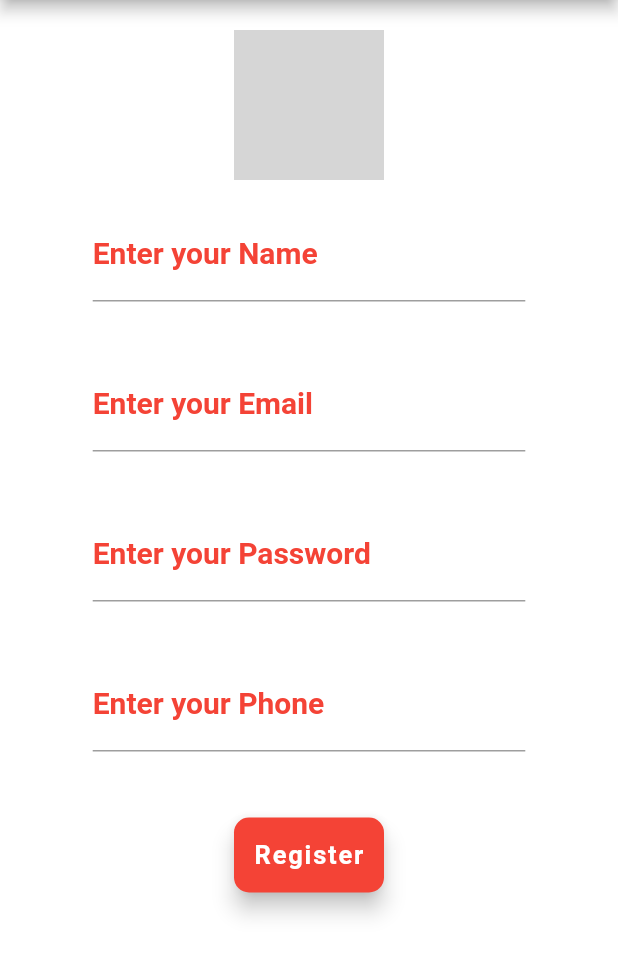
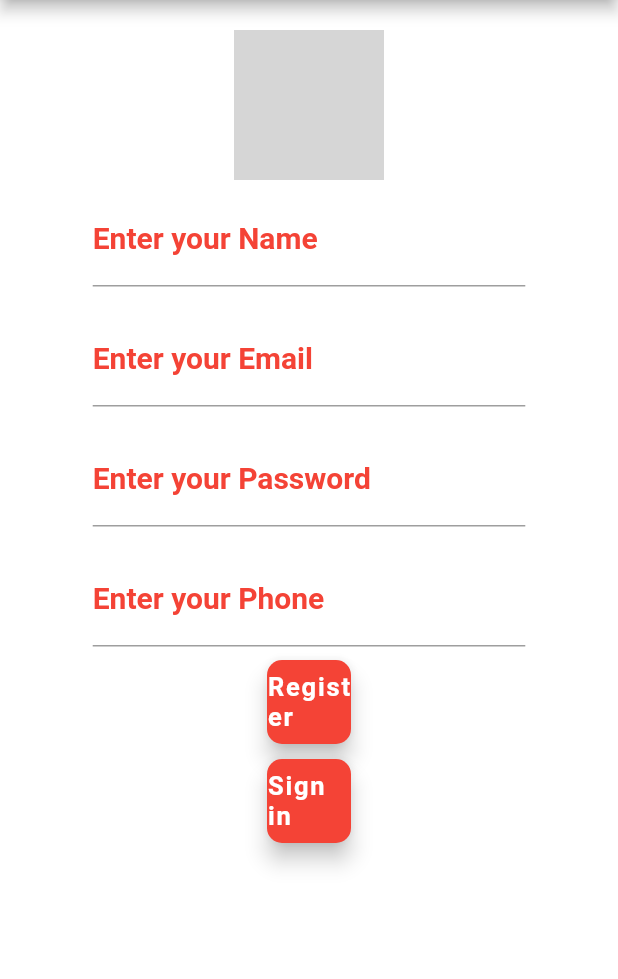
Before and after one commit to OsamaNabih/flutter_app_pharmacy, a Flutter app: the Register screen opened by its route, on a phone screen of 412 x 824 dp, the part 84-1063 px from its top. Run offline on Flutter 3.47's test engine with Material 2 defaults, Android fonts, the phone set to English and light mode, and no system bars; our stand-ins replace image_picker, numberpicker, shared_preferences; missing offline and left inert: jwt_decode, vertical_navigation_bar; accounts and stored records are empty; grey boxes are pictures that could not be loaded.

```diff
--- a/lib/data/order.dart
+++ b/lib/data/order.dart
@@ -1,11 +1,11 @@
 
 
-class order {
+class client_order {
   int Order_id;
   String Order_client_name;
   int Order_price;
   String Order_status;
   String Order_date;
-  order(this.Order_id,this.Order_client_name,this.Order_date, this.Order_price, this.Order_status);
+  client_order(this.Order_id,this.Order_client_name,this.Order_date, this.Order_price, this.Order_status);
 
 }
--- a/lib/data/orders.dart
+++ b/lib/data/orders.dart
@@ -1,40 +1,40 @@
 import 'package:flutter/cupertino.dart';
 import 'package:flutter_app_pharmacy/data/drug_item.dart';
+import 'package:flutter_app_pharmacy/data/order.dart';
 
 import 'list_order.dart';
 
 class orders extends ChangeNotifier{
-  List<order>Accept=[];
-  List<order>Reject=[];
-  List<order>Not_Reply=[];
+  List<client_order>Accept=[];
+  List<client_order>Reject=[];
+  List<client_order>Not_Reply=[];
 
-
-  void add__to_accept(order item){
+  void add__to_accept(client_order item){
     this.Accept.add(item);
     //total_price=total_price+(item.item_price*item.quantity);
     notifyListeners();
   }
-  void add__to_reject(order item){
+  void add__to_reject(client_order item){
     this.Reject.add(item);
     //total_price=total_price+(item.item_price*item.quantity);
     notifyListeners();
   }
-  void add__to_not_reply(order item){
+  void add__to_not_reply(client_order item){
     this.Not_Reply.add(item);
     //total_price=total_price+(item.item_price*item.quantity);
     notifyListeners();
   }
-  void Remove_on_accept(order item){
+  void Remove_on_accept(client_order item){
     this.Accept.remove(item);
     //total_price=total_price+(item.item_price*item.quantity);
     notifyListeners();
   }
-  void Remove_on_reject(order item){
+  void Remove_on_reject(client_order item){
     this.Reject.remove(item);
     //total_price=total_price+(item.item_price*item.quantity);
     notifyListeners();
   }
-  void Remove_on_not_reply(order item){
+  void Remove_on_not_reply(client_order item){
     this.Not_Reply.remove(item);
     //total_price=total_price+(item.item_price*item.quantity);
     notifyListeners();
--- a/lib/main.dart
+++ b/lib/main.dart
@@ -21,7 +21,7 @@ void main() async {
       ChangeNotifierProvider(create: (context) => orders())
     ],
     child: MaterialApp(
-      initialRoute: '/register',
+      initialRoute: '/loading',
       routes: {
         '/loading': (context) => Loading(),
         '/home': (context) => Home(),
--- a/lib/pages/login.dart
+++ b/lib/pages/login.dart
@@ -47,6 +47,7 @@ class _LoginState extends State<Login> {
   Widget build(BuildContext context) {
     // TODO: implement build
     //throw UnimplementedError();
+
     return Scaffold(
         appBar: AppBar(
           backgroundColor: Colors.red,
@@ -167,8 +168,7 @@ class _LoginState extends State<Login> {
                                     color: Colors.white),
                               ),
                               onPressed: () {
-                                Navigator.pushReplacementNamed(
-                                    context, '/register');
+                                Navigator.pushNamed(context, '/register');
                               }),
                         ),
                       )
--- a/lib/pages/register.dart
+++ b/lib/pages/register.dart
@@ -188,7 +188,7 @@ class _RegisterState extends State<Register> {
           imageProfile(context),
           Container(
             width: MediaQuery.of(context).size.width,
-            height: 100,
+            height: 80,
             child: Center(
               child: Container(
                 width: MediaQuery.of(context).size.width * 70 / 100,
@@ -212,7 +212,7 @@ class _RegisterState extends State<Register> {
           ),
           Container(
             width: MediaQuery.of(context).size.width,
-            height: 100,
+            height: 80,
             child: Center(
               child: Container(
                 width: MediaQuery.of(context).size.width * 70 / 100,
@@ -236,7 +236,7 @@ class _RegisterState extends State<Register> {
           ),
           Container(
             width: MediaQuery.of(context).size.width,
-            height: 100,
+            height: 80,
             child: Center(
               child: Container(
                 width: MediaQuery.of(context).size.width * 70 / 100,
@@ -261,7 +261,7 @@ class _RegisterState extends State<Register> {
           ),
           Container(
             width: MediaQuery.of(context).size.width,
-            height: 100,
+            height: 80,
             child: Center(
               child: Container(
                 width: MediaQuery.of(context).size.width * 70 / 100,
@@ -284,13 +284,10 @@ class _RegisterState extends State<Register> {
             ),
           ),
               Container(
-            height: 100,
-            width: MediaQuery.of(context).size.width,
-            alignment: Alignment.center,
-            child: Container(
-              width: 100,
-              height: 50,
-              child: FloatingActionButton(
+                width: 150,
+                child: Column(
+                  children: [
+                    FloatingActionButton(
                         heroTag: 'Register button',
                         backgroundColor: Colors.red,
                         shape: RoundedRectangleBorder(
@@ -306,8 +303,29 @@ class _RegisterState extends State<Register> {
                           register(context);
                         }
                     ),
+                    SizedBox(
+                      height: 10,
                     ),
-          )
+                    FloatingActionButton(
+                        heroTag: 'Sign in button',
+                        backgroundColor: Colors.red,
+                        shape: RoundedRectangleBorder(
+                            borderRadius: BorderRadius.all(Radius.circular(10.0))),
+                        child: Text(
+                          "Sign in",
+                          style: TextStyle(
+                              fontSize: 17,
+                              fontWeight: FontWeight.bold,
+                              color: Colors.white),
+                        ),
+                        onPressed: () {
+                          Navigator.pushNamed(context, '/login');
+                        }
+                    ),
+                  ],
+
+                ),
+              ),
         ]),
       ),
     );
--- a/lib/services/login.dart
+++ b/lib/services/login.dart
@@ -62,7 +62,8 @@ void navigateToHome(BuildContext context, UserLoginResponse user) async {
     // Store credentials in shared preference
     storeUserPreferences(user);
 
-    Navigator.pushReplacementNamed(context, '/inventory', arguments: {
+    Navigator.popUntil(context, ModalRoute.withName('/'));
+    Navigator.popAndPushNamed(context, '/inventory', arguments: {
       'user_name': user.userName,
       'user_type': user.userType,
       'inventory_list': drug_list,
@@ -76,7 +77,8 @@ void navigateToHome(BuildContext context, UserLoginResponse user) async {
 
     // Store credentials in shared preference
     storeUserPreferences(user);
-    Navigator.pushReplacementNamed(context, '/home', arguments: {
+    Navigator.popUntil(context, ModalRoute.withName('/'));
+    Navigator.pushNamed(context, '/home', arguments: {
       'user_name': user.userName,
       'user_type': user.userType,
       'drugs_by_cat': drugsByCat.getCatDrugs(),
--- a/pubspec.yaml
+++ b/pubspec.yaml
@@ -60,8 +60,9 @@ flutter:
   uses-material-design: true
 
   # To add assets to your application, add an assets section, like this:
-  # assets:
-  #   - images/a_dot_burr.jpeg
+  assets:
+    - Backend/Drug_API/images/
+    - assets/
   #   - images/a_dot_ham.jpeg
 
   # An image asset can refer to one or more resolution-specific "variants", see
```
Also changed, not shown: lib/data/user.dart (+6 -1 lines), lib/pages/home.dart (+11 -5 lines), lib/pages/profile.dart (+6 -4 lines), lib/widgets/Order_req.dart (+44 -16 lines), 4 other files. Lines whose indentation alone changed are shown as unchanged.
